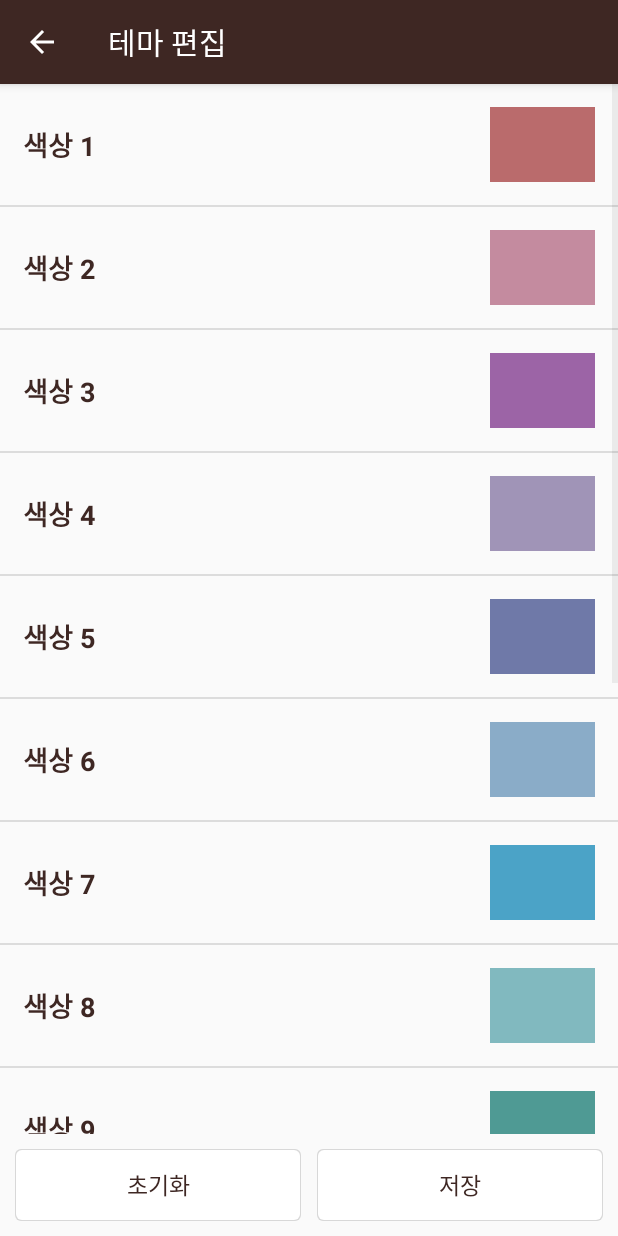
After one commit to KSangH/Mobile_Programming_Project_KCLICK, an Android app: the ThemeSettingActivity screen opened directly, with no data from a screen before it, on a phone screen of 412 x 824 dp. The commit adds this screen. Run offline under Robolectric (Android 15) with nearby library versions, the phone set to English and light mode, and no system bars; libraries missing offline, so code that uses them is left out: com.azeesoft.lib.

Commit message:
ThemeSettingActivity 등 : 테마 설정 기능 추가 (ColorPicker 라이브러리 이용)

```diff
--- a/app/build.gradle
+++ b/app/build.gradle
@@ -8,7 +8,7 @@ android {
         applicationId "kr.ac.konkuk.timetable"
         minSdkVersion 23
         targetSdkVersion 30
-        versionCode 4
+        versionCode 5
         versionName "1.0.0-Beta"
 
         testInstrumentationRunner "androidx.test.runner.AndroidJUnitRunner"
@@ -32,6 +32,7 @@ dependencies {
     implementation 'androidx.constraintlayout:constraintlayout:2.0.4'
     implementation 'com.google.android.material:material:1.2.1'
     implementation 'org.jsoup:jsoup:1.13.1'
+    implementation 'com.azeesoft.lib.colorpicker:colorpicker:1.0.8'
     testImplementation 'junit:junit:4.13.1'
     androidTestImplementation 'androidx.test.ext:junit:1.1.2'
     androidTestImplementation 'androidx.test.espresso:espresso-core:3.3.0'
--- /dev/null
+++ b/app/src/main/java/kr/ac/konkuk/timetable/ThemeSettingActivity.java
@@ -0,0 +1,86 @@
+package kr.ac.konkuk.timetable;
+
+import android.app.Activity;
+import android.content.SharedPreferences;
+import android.content.pm.ActivityInfo;
+import android.graphics.Color;
+import android.view.MenuItem;
+import android.view.View;
+import android.widget.AdapterView;
+import android.widget.ImageButton;
+import android.widget.ListView;
+import android.widget.Toast;
+import androidx.appcompat.app.AppCompatActivity;
+import android.os.Bundle;
+import com.azeesoft.lib.colorpicker.ColorPickerDialog;
+
+public class ThemeSettingActivity extends AppCompatActivity {
+
+    private String[] colors = new String[15];
+    ThemeSettingAdapter adapter;
+
+    @Override
+    protected void onCreate(Bundle savedInstanceState) {
+        super.onCreate(savedInstanceState);
+        setContentView(R.layout.activity_theme_setting);
+
+        getSupportActionBar().setDisplayHomeAsUpEnabled(true);
+        setRequestedOrientation(ActivityInfo.SCREEN_ORIENTATION_PORTRAIT);
+
+        SharedPreferences sharedPreferences = getSharedPreferences("KU-COLOR", MODE_PRIVATE);
+        for (int i = 0; i < 15; i++) {
+            colors[i] = sharedPreferences.getString("color" + (i + 1), "");
+        }
+
+        adapter = new ThemeSettingAdapter(colors);
+        ListView listView = (ListView)findViewById(R.id.theme_listview_main);
+
+
+        listView.setOnItemClickListener(new AdapterView.OnItemClickListener() {
+            @Override
+            public void onItemClick(AdapterView<?> adapterView, View view, int i, long l) {
+                ColorPickerDialog colorPickerDialog = ColorPickerDialog.createColorPickerDialog(adapterView.getContext());
+                colorPickerDialog.setOnColorPickedListener(new ColorPickerDialog.OnColorPickedListener() {
+                    @Override
+                    public void onColorPicked(int color, String hexVal) {
+                        colors[i] = hexVal;
+                        adapter.notifyDataSetChanged();
+                    }
+                });
+                colorPickerDialog.setLastColor(Color.parseColor(colors[i]));
+                colorPickerDialog.show();
+            }
+        });
+        listView.setAdapter(adapter);
+    }
+
+    public void onSaveClicked(View v) {
+        SharedPreferences.Editor editor = getSharedPreferences("KU-COLOR", MODE_PRIVATE).edit();
+        for(int i=0; i<15; i++){
+            editor.putString("color"+(i+1), colors[i]);
+        }
+        editor.commit();
+        setResult(RESULT_OK);
+        finish();
+    }
+
+    public void onInitClicked(View v){
+        String[] colorArray = {"#ba6b6c", "#c48b9f", "#9c64a6", "#a094b7", "#6f79a8",
+                "#8aacc8", "#4ba3c7", "#81b9bf", "#4f9a94", "#97b498",
+                "#94af76", "#808e95", "#8c7b75", "#ca9b52", "#cb9b8c"};
+        for(int i=0; i<15; i++){
+            colors[i] = colorArray[i];
+        }
+        adapter.notifyDataSetChanged();
+    }
+
+    @Override
+    public boolean onOptionsItemSelected(MenuItem item) {
+        switch (item.getItemId()) {
+            case android.R.id.home:
+                finish();
+                return true;
+        }
+        return super.onOptionsItemSelected(item);
+    }
+}
--- /dev/null
+++ b/app/src/main/java/kr/ac/konkuk/timetable/ThemeSettingAdapter.java
@@ -0,0 +1,60 @@
+package kr.ac.konkuk.timetable;
+
+import android.content.Context;
+import android.graphics.Color;
+import android.view.LayoutInflater;
+import android.view.View;
+import android.view.ViewGroup;
+import android.widget.BaseAdapter;
+import android.widget.ImageButton;
+import android.widget.ImageView;
+import android.widget.TextView;
+
+public class ThemeSettingAdapter extends BaseAdapter {
+
+    private String[] colorList;
+
+    public ThemeSettingAdapter(String[] colorList) {
+        this.colorList = colorList;
+    }
+
+    @Override
+    public int getCount() {
+        return colorList.length;
+    }
+
+    @Override
+    public String getItem(int i) {
+        return colorList[i];
+    }
+
+    @Override
+    public long getItemId(int i) {
+        return 0;
+    }
+
+    @Override
+    public View getView(int i, View view, ViewGroup viewGroup) {
+        Context context = viewGroup.getContext();
+
+        // 뷰가 없으면 지정해준다.
+        if (view == null) {
+            LayoutInflater inflater = (LayoutInflater) context.getSystemService(Context.LAYOUT_INFLATER_SERVICE);
+            view = inflater.inflate(R.layout.adapter_theme_setting, viewGroup, false);
+        }
+
+        // 현재 i번쨰의 블록을 가져온다.
+        String color = getItem(i);
+
+        // 각각의 객체를 불러온다.
+        TextView textView = view.findViewById(R.id.adapter_theme_textview);
+        ImageView imageView = view.findViewById(R.id.adapter_theme_imagebutton);
+
+        textView.setText("색상 " + (i + 1));
+        imageView.setBackgroundColor(Color.parseColor(color));
+
+        return view;
+    }
+
+
+}
--- /dev/null
+++ b/app/src/main/res/layout/activity_theme_setting.xml
@@ -0,0 +1,42 @@
+<?xml version="1.0" encoding="utf-8"?>
+<LinearLayout xmlns:android="http://schemas.android.com/apk/res/android"
+    android:layout_width="match_parent"
+    android:layout_height="match_parent"
+    android:orientation="vertical">
+
+    <ListView
+        android:id="@+id/theme_listview_main"
+        android:layout_width="match_parent"
+        android:layout_height="match_parent"
+        android:layout_weight="1" />
+
+    <LinearLayout
+        android:layout_width="match_parent"
+        android:layout_height="wrap_content"
+        android:layout_margin="@dimen/default_layout_margin"
+        android:orientation="horizontal">
+
+        <Button
+            android:layout_width="wrap_content"
+            android:layout_height="wrap_content"
+            android:layout_weight="1"
+            android:layout_marginEnd="@dimen/default_layout_margin_small"
+            android:background="@drawable/square_white_bg"
+            android:text="초기화"
+            android:textSize="@dimen/default_text_size"
+            android:onClick="onInitClicked"
+            style="?android:attr/borderlessButtonStyle" />
+
+        <Button
+            android:layout_width="wrap_content"
+            android:layout_height="wrap_content"
+            android:layout_weight="1"
+            android:layout_marginStart="@dimen/default_layout_margin_small"
+            android:background="@drawable/square_white_bg"
+            android:text="저장"
+            android:textSize="@dimen/default_text_size"
+            android:onClick="onSaveClicked"
+            style="?android:attr/borderlessButtonStyle" />
+    </LinearLayout>
+
+</LinearLayout>
--- /dev/null
+++ b/app/src/main/res/layout/adapter_theme_setting.xml
@@ -0,0 +1,26 @@
+<?xml version="1.0" encoding="utf-8"?>
+<LinearLayout xmlns:android="http://schemas.android.com/apk/res/android"
+    android:layout_width="match_parent"
+    android:layout_height="match_parent"
+    android:padding="@dimen/default_layout_margin_large"
+    android:orientation="horizontal">
+
+    <TextView
+        android:id="@+id/adapter_theme_textview"
+        android:layout_width="0dp"
+        android:layout_height="wrap_content"
+        android:layout_weight="1"
+        android:layout_gravity="center"
+        android:text="색상 1"
+        android:textStyle="bold"
+        android:textSize="@dimen/default_text_size_large"/>
+
+    <ImageView
+        android:id="@+id/adapter_theme_imagebutton"
+        android:layout_gravity="center"
+        android:layout_width="70dp"
+        android:layout_height="50dp"
+        android:background="#000000"/>
+
+
+</LinearLayout>
--- a/app/src/main/res/menu/main_action_bar_menu.xml
+++ b/app/src/main/res/menu/main_action_bar_menu.xml
@@ -3,9 +3,11 @@
     <item android:id="@+id/add_menu"
           android:icon="@drawable/menu_add_icon"
           app:showAsAction="always"
-          android:title="add"/>
+          android:title="추가"/>
     <item android:id="@+id/changesemister_menu"
           android:title="학기 변경"/>
+    <item android:id="@+id/changecolor_menu"
+        android:title="테마 설정"/>
     <item android:id="@+id/infomation_menu"
         android:title="앱 정보"/>
 </menu>
--- a/app/src/main/res/values/strings.xml
+++ b/app/src/main/res/values/strings.xml
@@ -24,4 +24,5 @@
     <string name="activity_main_timetable_text_thursday">목</string>
     <string name="activity_main_timetable_text_friday">금</string>
     <string name="title_activity_app_info">앱 정보</string>
+    <string name="title_activity_theme_setting">테마 편집</string>
 </resources>
```
Also changed, not shown: app/src/main/AndroidManifest.xml (+6 -2 lines), app/src/main/java/kr/ac/konkuk/timetable/MainActivity.java (+22 -4 lines), app/src/main/java/kr/ac/konkuk/timetable/TimeblockView.java (+17 -8 lines).
